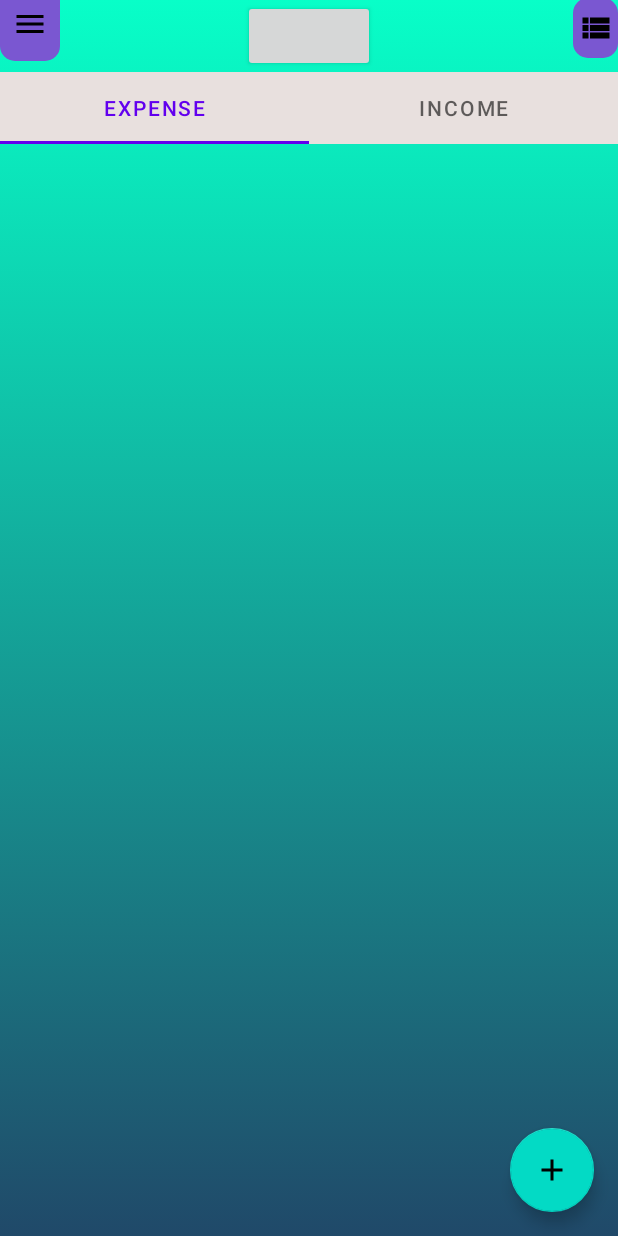
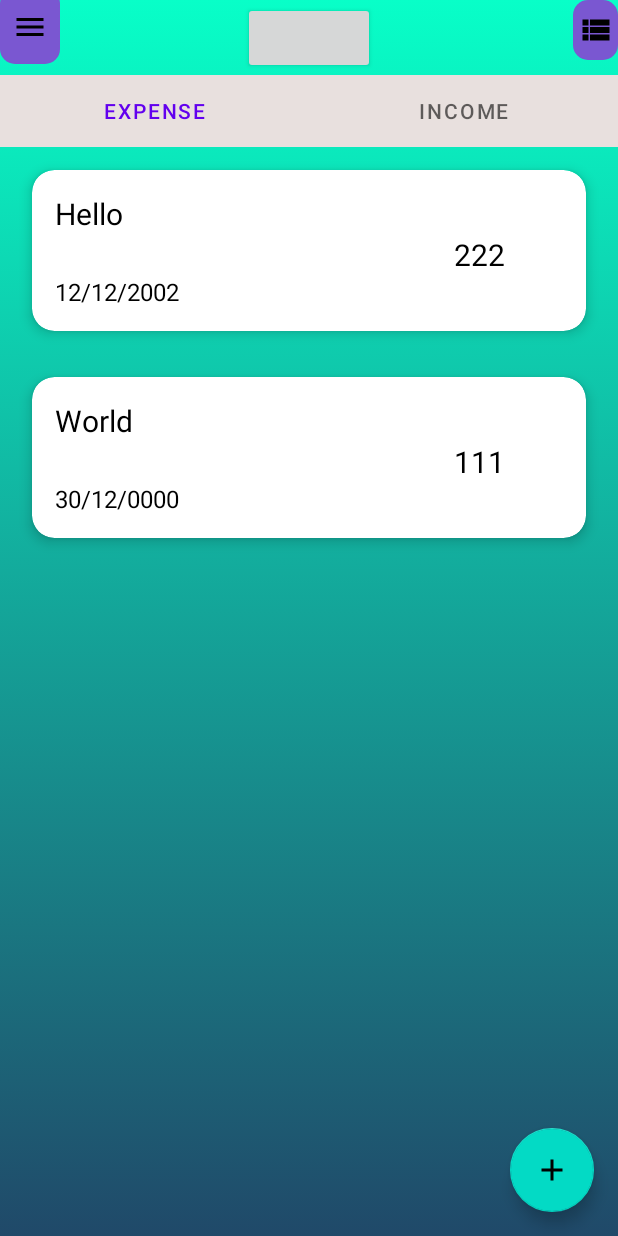
Before and after one commit to qTronor/My_money_moment, an Android app: the screen it shows after launch (MainActivity), on a phone screen of 412 x 824 dp. Run offline under Robolectric (Android 15) with nearby library versions, the phone set to English and light mode, and no system bars; our stand-ins replace Room's generated code.

Commit message:
Adding Operations to the Database

```diff
--- a/app/build.gradle
+++ b/app/build.gradle
@@ -48,4 +48,5 @@ dependencies {
 
     implementation "androidx.lifecycle:lifecycle-extensions:2.2.0"
     annotationProcessor "androidx.lifecycle:lifecycle-compiler:2.6.1"
+
 }
--- a/app/src/main/java/com/example/my_mone_moment/data/OpDao.java
+++ b/app/src/main/java/com/example/my_mone_moment/data/OpDao.java
@@ -26,4 +26,8 @@ public interface OpDao {
 
     @Delete
     void delete(Operation operation);
+
+    @Query("DELETE FROM operation_table")
+    void deleteAll();
+
 }
--- a/app/src/main/java/com/example/my_mone_moment/data/OperationsDB.java
+++ b/app/src/main/java/com/example/my_mone_moment/data/OperationsDB.java
@@ -13,7 +13,7 @@ import androidx.sqlite.db.SupportSQLiteDatabase;
 import java.util.concurrent.ExecutorService;
 import java.util.concurrent.Executors;
 
-@Database(entities = {Operation.class}, version = 1)
+@Database(entities = {Operation.class}, version = 1, exportSchema = false)
 public abstract class OperationsDB extends RoomDatabase {
 
     private static volatile OperationsDB INSTANCE;
@@ -22,12 +22,13 @@ public abstract class OperationsDB extends RoomDatabase {
             Executors.newFixedThreadPool(NUMBER_OF_THREADS);
     public abstract OpDao opDao();
 
-    static synchronized OperationsDB getDatabase(final Context context) {
+    static OperationsDB getDatabase(final Context context) {
         if (INSTANCE == null) {
             synchronized (OperationsDB.class) {
                 if (INSTANCE == null) {
                     INSTANCE = Room.databaseBuilder(context.getApplicationContext(),
                                     OperationsDB.class, "operation_database")
+                            .addCallback(sRoomDatabaseCallback)
                             .build();
                 }
             }
@@ -35,4 +36,24 @@ public abstract class OperationsDB extends RoomDatabase {
         return INSTANCE;
     }
 
+    private static RoomDatabase.Callback sRoomDatabaseCallback = new RoomDatabase.Callback() {
+        @Override
+        public void onCreate(@NonNull SupportSQLiteDatabase db) {
+            super.onCreate(db);
+
+            // If you want to keep data through app restarts,
+            // comment out the following block
+            databaseWriteExecutor.execute(() -> {
+                // Populate the database in the background.
+                // If you want to start with more words, just add them.
+                OpDao dao = INSTANCE.opDao();
+                dao.deleteAll();
+
+                Operation operation = new Operation("Hello", "222", "12/12/2002", true);
+                dao.insert(operation);
+                operation = new Operation("World", "111", "30/12/0000", false);
+                dao.insert(operation);
+            });
+        }
+    };
 }
--- a/app/src/main/res/layout/activity_main.xml
+++ b/app/src/main/res/layout/activity_main.xml
@@ -10,10 +10,13 @@
         android:id="@+id/tab_layout"
         android:layout_width="0dp"
         android:layout_height="wrap_content"
+        android:layout_marginTop="50dp"
         android:background="@color/light_grey"
-        app:layout_constraintBottom_toTopOf="@id/pager"
-        app:layout_constraintLeft_toLeftOf="parent"
-        app:layout_constraintRight_toRightOf="parent" />
+        app:layout_constraintStart_toStartOf="parent"
+        app:layout_constraintEnd_toEndOf="parent"
+        app:layout_constraintTop_toTopOf="parent"
+        app:tabIndicatorHeight="0dp"
+        app:tabRippleColor="@color/black"/>
 
     <Button
         android:id="@+id/total_btn"
@@ -57,11 +60,13 @@
 
     <androidx.viewpager2.widget.ViewPager2
         android:id="@+id/pager"
-        android:layout_width="match_parent"
+        android:layout_width="0dp"
         android:layout_height="match_parent"
-        app:layout_constraintBottom_toBottomOf="parent"
-        app:layout_constraintLeft_toLeftOf="parent"
-        app:layout_constraintRight_toRightOf="parent"
+        android:layout_marginTop="98dp"
+        android:clipToPadding="false"
+        android:overScrollMode="ifContentScrolls"
+        app:layout_constraintEnd_toEndOf="parent"
+        app:layout_constraintStart_toStartOf="parent"
         app:layout_constraintTop_toBottomOf="@id/tab_layout">
 
     </androidx.viewpager2.widget.ViewPager2>
--- a/app/src/main/res/layout/fragment_first.xml
+++ b/app/src/main/res/layout/fragment_first.xml
@@ -29,8 +29,4 @@
         android:layout_margin="@dimen/fab_margin"
         android:src="@drawable/baseline_add_24"
         android:contentDescription="@string/addnewexpfloatbtn"/>
-
-
-
-
 </androidx.coordinatorlayout.widget.CoordinatorLayout>
```
Also changed, not shown: app/src/main/java/com/example/my_mone_moment/fragments/Fragment1.java (+30 -13 lines), app/src/main/res/layout/fragment_second.xml (+15 -10 lines).
